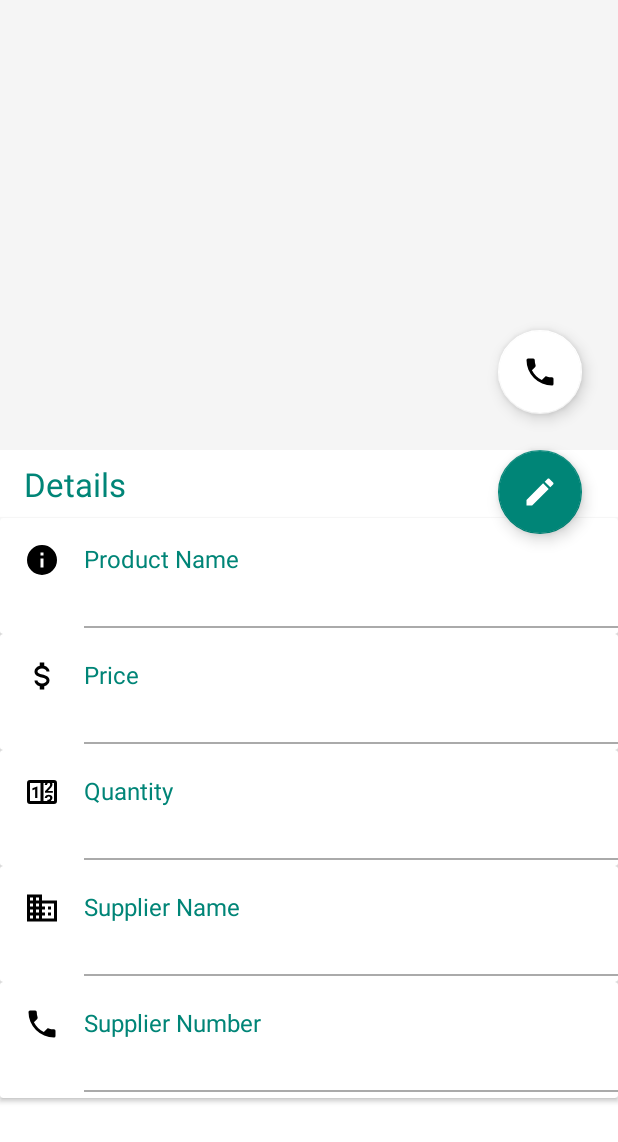
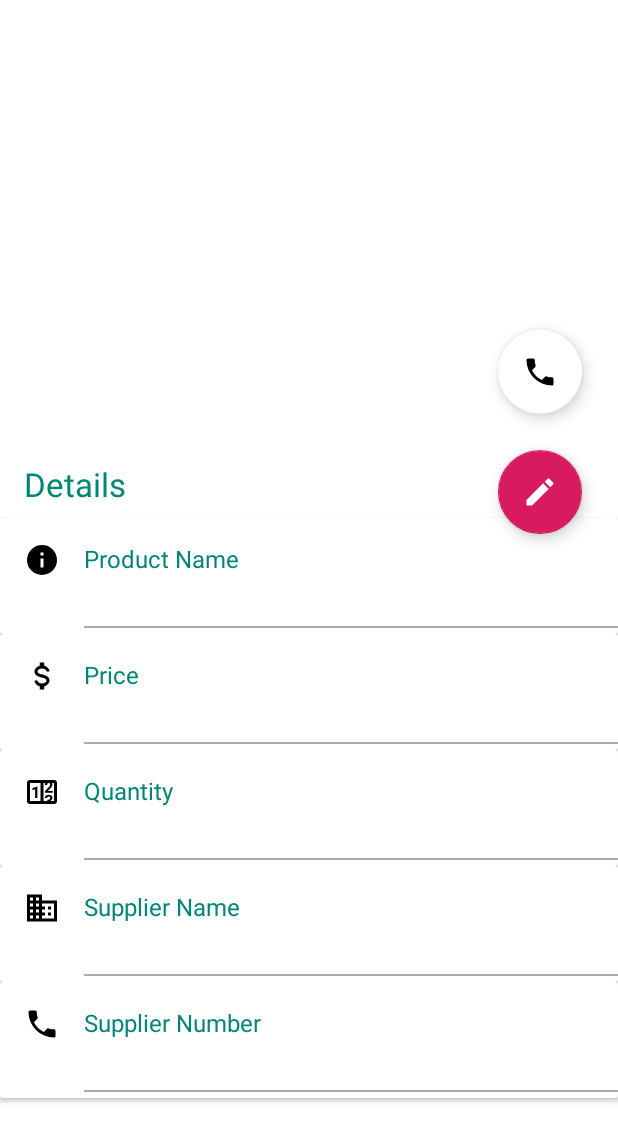
Before and after one commit to hasanmohdkhan/Android-Basics-Nanodegree-Inventory-app, an Android app: the DetailsViewActivity screen opened directly, with no data from a screen before it, on a phone screen of 412 x 824 dp. Shown: the top 1142 px of the screen. Run offline under Robolectric (Android 15) with nearby library versions, the phone set to English and light mode, and no system bars; our stand-ins replace ButterKnife.

Commit message:
ADDED - style for Detail view Activity

```diff
--- a/app/src/main/AndroidManifest.xml
+++ b/app/src/main/AndroidManifest.xml
@@ -26,7 +26,8 @@
         <activity
             android:name=".activity.DetailsViewActivity"
             android:parentActivityName=".activity.MainActivity"
-            android:theme="@style/Theme.AppCompat.Light.NoActionBar" />
+            android:theme="@style/DetailsViewApptheme"
+            tools:targetApi="jelly_bean" />
 
         <provider
             android:name=".data.InventoryProvider"
--- a/app/src/main/res/layout/activity_details_view.xml
+++ b/app/src/main/res/layout/activity_details_view.xml
@@ -24,19 +24,20 @@
 
             <RelativeLayout
                 android:layout_width="wrap_content"
-                android:layout_height="wrap_content">
+                android:layout_height="wrap_content"
+                android:background="@color/colorWhite">
 
                 <ImageView
                     android:id="@+id/toolbarImage"
                     android:layout_width="match_parent"
                     android:layout_height="match_parent"
                     android:layout_alignParentStart="true"
+                    android:layout_alignParentLeft="true"
                     android:layout_alignParentTop="true"
+                    android:contentDescription="@string/image"
                     android:fitsSystemWindows="true"
-                    android:scaleType="centerCrop"
                     app:layout_collapseMode="parallax"
-                    android:layout_alignParentLeft="true"
-                    tools:src="@color/colorAccent" />
+                    tools:src="@drawable/ic_storage" />
 
             </RelativeLayout>
 
@@ -75,6 +76,7 @@
                     <ImageView
                         android:id="@+id/icon_1"
                         style="@style/ImageViewCommon"
+                        android:contentDescription="@string/image"
                         android:src="@drawable/ic_information" />
 
                     <LinearLayout
@@ -106,6 +108,7 @@
                     <ImageView
                         android:id="@+id/price"
                         style="@style/ImageViewCommon"
+                        android:contentDescription="@string/image"
                         android:src="@drawable/ic_currency_usd" />
 
                     <LinearLayout
@@ -138,6 +141,7 @@
                     <ImageView
                         android:id="@+id/quantity"
                         style="@style/ImageViewCommon"
+                        android:contentDescription="@string/image"
                         android:src="@drawable/ic_counter" />
 
                     <LinearLayout
@@ -169,6 +173,7 @@
                     <ImageView
                         android:id="@+id/supplier"
                         style="@style/ImageViewCommon"
+                        android:contentDescription="@string/image"
                         android:src="@drawable/ic_domain" />
 
                     <LinearLayout
@@ -201,6 +206,7 @@
                     <ImageView
                         android:id="@+id/phone"
                         style="@style/ImageViewCommon"
+                        android:contentDescription="@string/image"
                         android:src="@drawable/ic_phone" />
 
                     <LinearLayout
@@ -230,30 +236,20 @@
 
     <android.support.design.widget.FloatingActionButton
         android:id="@+id/fab_editor"
-        android:layout_width="wrap_content"
-        android:layout_height="wrap_content"
-        android:layout_gravity="bottom|end"
-        android:layout_margin="@dimen/margin_24dp"
+        style="@style/EditFab"
         android:src="@drawable/ic_pencil"
         app:layout_anchor="@id/appBar"
         app:layout_anchorGravity="bottom|end" />
 
     <android.support.design.widget.FloatingActionButton
         android:id="@+id/fab_invisible"
-        android:layout_width="@dimen/margin_24dp"
-        android:layout_height="@dimen/margin_24dp"
-        android:layout_gravity="top|end"
-        android:layout_margin="@dimen/margin_24dp"
-        android:visibility="invisible"
+        style="@style/FABInvisible"
         app:layout_anchor="@id/fab_editor"
         app:layout_anchorGravity="top" />
 
     <android.support.design.widget.FloatingActionButton
         android:id="@+id/fab_call"
-        android:layout_width="wrap_content"
-        android:layout_height="wrap_content"
-        android:layout_gravity="top|end"
-        android:layout_margin="@dimen/margin_24dp"
+        style="@style/FABCall"
         android:src="@drawable/ic_phone"
         app:backgroundTint="@android:color/white"
         app:layout_anchor="@id/fab_invisible"
--- a/app/src/main/res/values/strings.xml
+++ b/app/src/main/res/values/strings.xml
@@ -74,5 +74,6 @@
     <string name="warining_toast_str">Check Entries or upload Image again</string>
     <string name="conform">Conform</string>
     <string name="empty_list_view">empty list view</string>
+    <string name="image">image</string>
 
 </resources>
--- a/app/src/main/res/values/styles.xml
+++ b/app/src/main/res/values/styles.xml
@@ -2,6 +2,14 @@
     <!--TODO Add a new theme for details view activity -->
     <!-- Base application theme. -->
     <style name="AppTheme" parent="Theme.AppCompat.Light.DarkActionBar">
+        <!-- Customize your theme here. -->
+        <item name="colorPrimary">@color/colorPrimary</item>
+        <item name="colorPrimaryDark">@color/colorPrimaryDark</item>
+        <item name="colorAccent">@color/colorAccent</item>
+    </style>
+
+
+    <style name="DetailsViewApptheme" parent="Theme.Design.Light.NoActionBar">
         <!-- Customize your theme here. -->
         <item name="colorPrimary">@color/colorPrimary</item>
         <item name="colorPrimaryDark">@color/colorPrimaryDark</item>
@@ -181,4 +189,26 @@
         <item name="android:focusable">true</item>
 
     </style>
+
+    <style name="EditFab">
+        <item name="android:layout_width">wrap_content</item>
+        <item name="android:layout_height">wrap_content</item>
+        <item name="android:layout_gravity">bottom|end</item>
+        <item name="android:layout_margin">@dimen/margin_24dp</item>
+    </style>
+
+    <style name="FABInvisible">
+        <item name="android:layout_width">@dimen/margin_24dp</item>
+        <item name="android:layout_height">@dimen/margin_24dp</item>
+        <item name="android:layout_gravity">top|end</item>
+        <item name="android:layout_margin">@dimen/margin_24dp</item>
+        <item name="android:visibility">invisible</item>
+    </style>
+
+    <style name="FABCall">
+        <item name="android:layout_width">wrap_content</item>
+        <item name="android:layout_height">wrap_content</item>
+        <item name="android:layout_gravity">top|end</item>
+        <item name="android:layout_margin">@dimen/margin_24dp</item>
+    </style>
 </resources>
```
